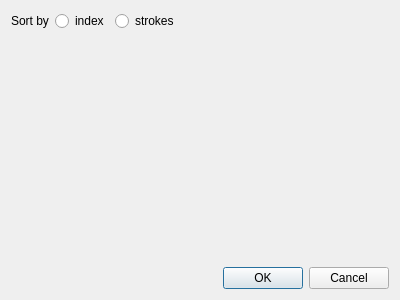
First picture: the form in radicalselectionform.ui, repository makemeunsee/kiten-plus, before the edit.
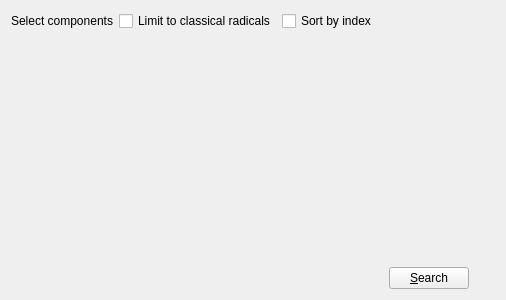
Second picture: the form after the edit.

Commit message: search by rad first proto

What changed in the file:
```diff
--- a/radicalselectionform.ui
+++ b/radicalselectionform.ui
@@ -17,14 +17,66 @@
    <item row="0" column="0">
     <widget class="QLabel" name="sortLabel">
      <property name="text">
-      <string>Sort by</string>
+      <string>Select components</string>
      </property>
     </widget>
    </item>
+   <item row="0" column="3" colspan="3">
+    <spacer name="topSpacer">
+     <property name="orientation">
+      <enum>Qt::Horizontal</enum>
+     </property>
+     <property name="sizeHint" stdset="0">
+      <size>
+       <width>40</width>
+       <height>20</height>
+      </size>
+     </property>
+    </spacer>
+   </item>
+   <item row="1" column="0" colspan="6">
+    <widget class="QWidget" name="radicalContainer" native="true"/>
+   </item>
+   <item row="2" column="4">
+    <widget class="QPushButton" name="searchButton">
+     <property name="text">
+      <string>&amp;Search</string>
+     </property>
+    </widget>
+   </item>
+   <item row="2" column="5">
+    <spacer name="spacerBottom1">
+     <property name="orientation">
+      <enum>Qt::Horizontal</enum>
+     </property>
+     <property name="sizeType">
+      <enum>QSizePolicy::Fixed</enum>
+     </property>
+     <property name="sizeHint" stdset="0">
+      <size>
+       <width>20</width>
+       <height>20</height>
+      </size>
+     </property>
+    </spacer>
+   </item>
+   <item row="2" column="3">
+    <spacer name="spacerBottom2">
+     <property name="orientation">
+      <enum>Qt::Horizontal</enum>
+     </property>
+     <property name="sizeHint" stdset="0">
+      <size>
+       <width>40</width>
+       <height>20</height>
+      </size>
+     </property>
+    </spacer>
+   </item>
    <item row="0" column="1">
-    <widget class="QRadioButton" name="indexButton">
+    <widget class="QCheckBox" name="onlyRadBox">
      <property name="text">
-      <string>index</string>
+      <string>Limit to classical radicals</string>
      </property>
      <attribute name="buttonGroup">
       <string>sortGroup</string>
@@ -32,38 +84,15 @@
     </widget>
    </item>
    <item row="0" column="2">
-    <widget class="QRadioButton" name="strokesButton">
+    <widget class="QCheckBox" name="sortBox">
      <property name="text">
-      <string>strokes</string>
+      <string>Sort by index</string>
      </property>
      <attribute name="buttonGroup">
       <string>sortGroup</string>
      </attribute>
     </widget>
    </item>
-   <item row="0" column="3">
-    <spacer name="sortSpacer">
-     <property name="orientation">
-      <enum>Qt::Horizontal</enum>
-     </property>
-     <property name="sizeHint" stdset="0">
-      <size>
-       <width>40</width>
-       <height>20</height>
-      </size>
-     </property>
-    </spacer>
-   </item>
-   <item row="2" column="3">
-    <widget class="QDialogButtonBox" name="buttonBox">
-     <property name="standardButtons">
-      <set>QDialogButtonBox::Cancel|QDialogButtonBox::Ok</set>
-     </property>
-    </widget>
-   </item>
-   <item row="1" column="0" colspan="4">
-    <widget class="QWidget" name="radicalContainer" native="true"/>
-   </item>
   </layout>
  </widget>
  <resources/>
```
Left out of the diff: 11 changed lines with no effect on the pictures. The commit also changes 6 other files.
